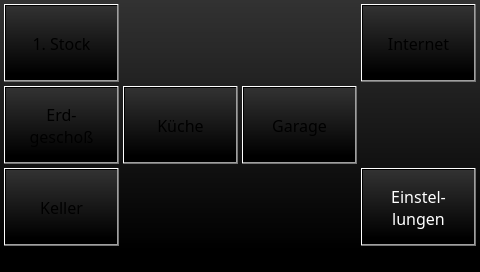
Above: projects/klaus_visu_ap420/mainwindow.ui from busmaster/homebus before the change. Below: the same form after it.
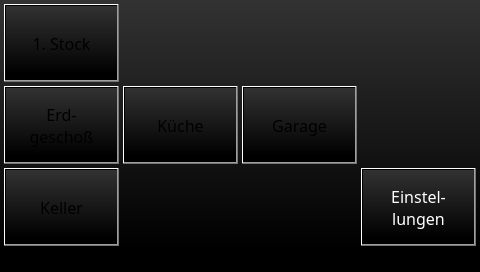
That is the form after the change. Custom widgets are drawn as their Qt base class.

Commit message: visu: moved 'internet' button to setup window

What changed in the file:
```diff
--- a/projects/klaus_visu_ap420/mainwindow.ui
+++ b/projects/klaus_visu_ap420/mainwindow.ui
@@ -213,43 +213,6 @@
     <set>Qt::AlignLeading|Qt::AlignLeft|Qt::AlignTop</set>
    </property>
   </widget>
-  <widget class="QPushButton" name="pushButtonInternet">
-   <property name="geometry">
-    <rect>
-     <x>361</x>
-     <y>4</y>
-     <width>115</width>
-     <height>78</height>
-    </rect>
-   </property>
-   <property name="sizePolicy">
-    <sizepolicy hsizetype="Fixed" vsizetype="Fixed">
-     <horstretch>0</horstretch>
-     <verstretch>0</verstretch>
-    </sizepolicy>
-   </property>
-   <property name="font">
-    <font>
-     <family>Sans</family>
-     <pointsize>12</pointsize>
-     <weight>50</weight>
-     <italic>false</italic>
-     <bold>false</bold>
-    </font>
-   </property>
-   <property name="text">
-    <string>Internet</string>
-   </property>
-   <property name="autoDefault">
-    <bool>false</bool>
-   </property>
-   <property name="default">
-    <bool>false</bool>
-   </property>
-   <property name="flat">
-    <bool>false</bool>
-   </property>
-  </widget>
   <widget class="QPushButton" name="pushButtonKueche">
    <property name="geometry">
     <rect>
```
The commit also changes 6 other files.
